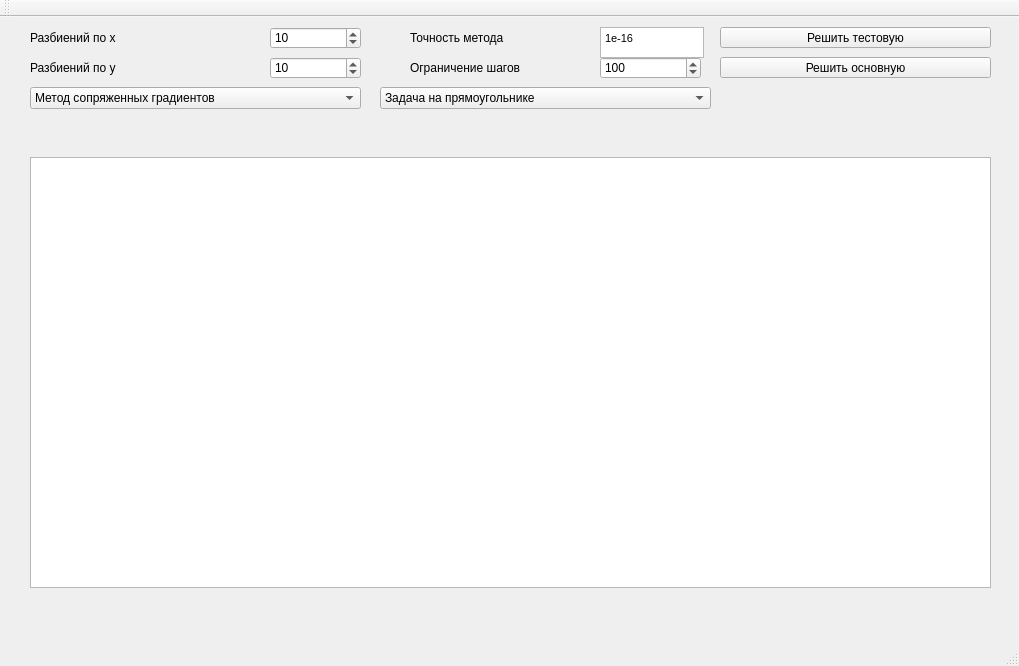
First picture: the form in mainwindow.ui, repository morkovka1337/NMs2_Iter_method, before the edit.
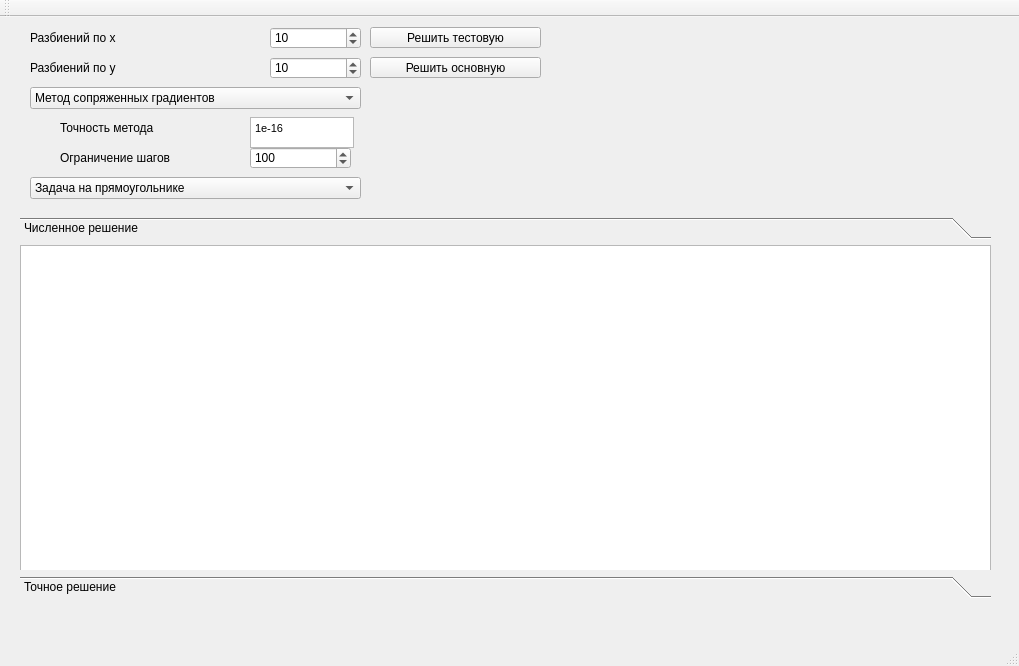
Second picture: the form after the edit.

Commit message: add table with acc. solution, remove 2 dialogues

Diff of the .ui file:
```diff
--- a/mainwindow.ui
+++ b/mainwindow.ui
@@ -30,9 +30,9 @@
    <widget class="QPushButton" name="pushButton">
     <property name="geometry">
      <rect>
-      <x>720</x>
+      <x>370</x>
       <y>10</y>
-      <width>271</width>
+      <width>171</width>
       <height>21</height>
      </rect>
     </property>
@@ -94,8 +94,8 @@
    <widget class="QTextEdit" name="textEdit">
     <property name="geometry">
      <rect>
-      <x>600</x>
-      <y>10</y>
+      <x>250</x>
+      <y>100</y>
       <width>104</width>
       <height>31</height>
      </rect>
@@ -111,8 +111,8 @@
    <widget class="QLabel" name="label_3">
     <property name="geometry">
      <rect>
-      <x>410</x>
-      <y>10</y>
+      <x>60</x>
+      <y>100</y>
       <width>171</width>
       <height>21</height>
      </rect>
@@ -124,8 +124,8 @@
    <widget class="QLabel" name="label_4">
     <property name="geometry">
      <rect>
-      <x>410</x>
-      <y>40</y>
+      <x>60</x>
+      <y>130</y>
       <width>161</width>
       <height>21</height>
      </rect>
@@ -137,8 +137,8 @@
    <widget class="QSpinBox" name="spinBox_3">
     <property name="geometry">
      <rect>
-      <x>600</x>
-      <y>40</y>
+      <x>250</x>
+      <y>130</y>
       <width>101</width>
       <height>22</height>
      </rect>
@@ -156,9 +156,9 @@
    <widget class="QPushButton" name="pushButton_2">
     <property name="geometry">
      <rect>
-      <x>720</x>
+      <x>370</x>
       <y>40</y>
-      <width>271</width>
+      <width>171</width>
       <height>21</height>
      </rect>
     </property>
@@ -166,16 +166,6 @@
      <string>Решить основную</string>
     </property>
    </widget>
-   <widget class="QTableWidget" name="tableWidget">
-    <property name="geometry">
-     <rect>
-      <x>30</x>
-      <y>140</y>
-      <width>961</width>
-      <height>431</height>
-     </rect>
-    </property>
-   </widget>
    <widget class="QComboBox" name="comboBox">
     <property name="geometry">
      <rect>
@@ -199,8 +189,8 @@
    <widget class="QComboBox" name="comboBox_2">
     <property name="geometry">
      <rect>
-      <x>380</x>
-      <y>70</y>
+      <x>30</x>
+      <y>160</y>
       <width>331</width>
       <height>22</height>
      </rect>
@@ -216,6 +206,91 @@
      </property>
     </item>
    </widget>
+   <widget class="QToolBox" name="toolBox">
+    <property name="geometry">
+     <rect>
+      <x>20</x>
+      <y>200</y>
+      <width>971</width>
+      <height>381</height>
+     </rect>
+    </property>
+    <property name="currentIndex">
+     <number>0</number>
+    </property>
+    <widget class="QWidget" name="page">
+     <property name="geometry">
+      <rect>
+       <x>0</x>
+       <y>0</y>
+       <width>971</width>
+       <height>327</height>
+      </rect>
+     </property>
+     <attribute name="label">
+      <string>Численное решение</string>
+     </attribute>
+     <widget class="QTableWidget" name="tableWidget">
+      <property name="geometry">
+       <rect>
+        <x>0</x>
+        <y>0</y>
+        <width>971</width>
+        <height>411</height>
+       </rect>
+      </property>
+     </widget>
+    </widget>
+    <widget class="QWidget" name="page_2">
+     <property name="geometry">
+      <rect>
+       <x>0</x>
+       <y>0</y>
+       <width>971</width>
+       <height>327</height>
+      </rect>
+     </property>
+     <attribute name="label">
+      <string>Точное решение</string>
+     </attribute>
+     <widget class="QTableWidget" name="tableWidget_2">
+      <property name="geometry">
+       <rect>
+        <x>0</x>
+        <y>0</y>
+        <width>971</width>
+        <height>421</height>
+       </rect>
+      </property>
+     </widget>
+    </widget>
+   </widget>
+   <widget class="QLabel" name="label_5">
+    <property name="geometry">
+     <rect>
+      <x>560</x>
+      <y>10</y>
+      <width>431</width>
+      <height>101</height>
+     </rect>
+    </property>
+    <property name="text">
+     <string/>
+    </property>
+   </widget>
+   <widget class="QLabel" name="label_6">
+    <property name="geometry">
+     <rect>
+      <x>560</x>
+      <y>120</y>
+      <width>431</width>
+      <height>71</height>
+     </rect>
+    </property>
+    <property name="text">
+     <string/>
+    </property>
+   </widget>
   </widget>
   <widget class="QMenuBar" name="menuBar">
    <property name="geometry">
```
The commit also changes 3 other files.
